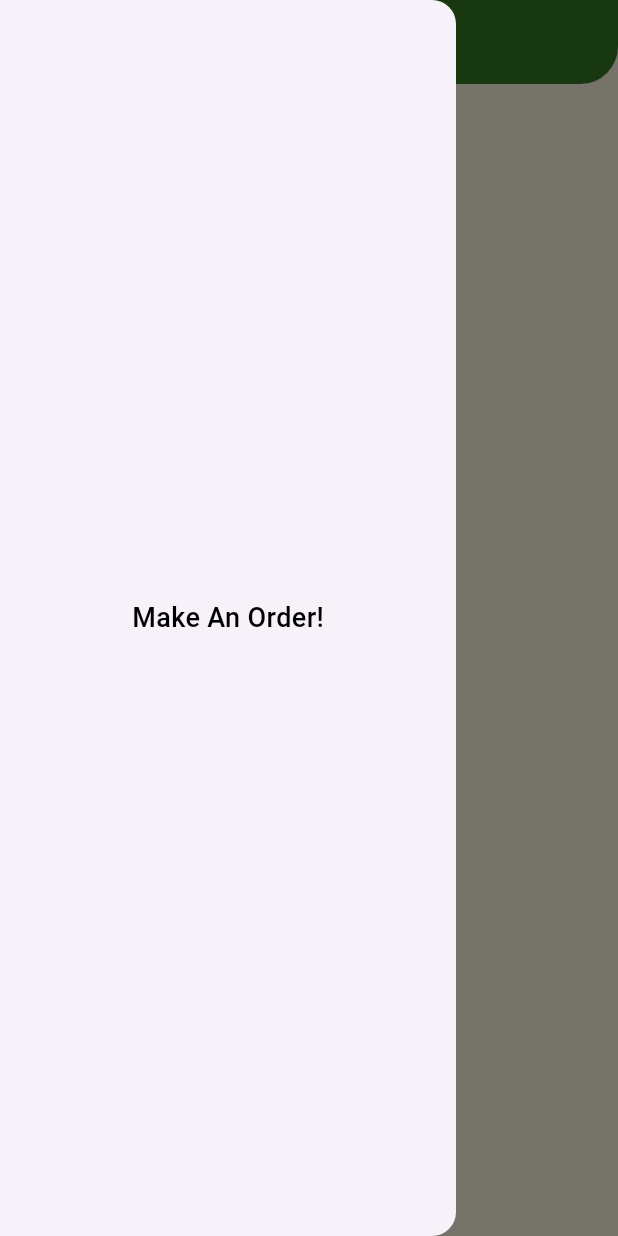
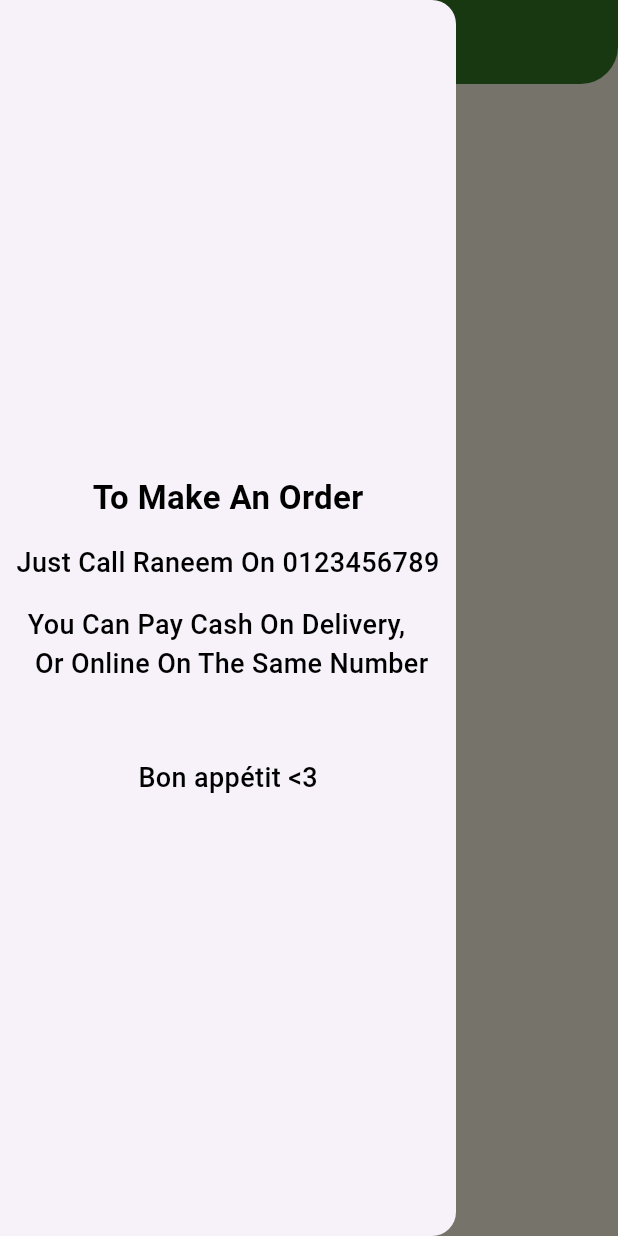
Before and after one commit to SherifShamel/food-court, a Flutter app: the HomeScreen screen opened directly, with the side drawer open, on a phone screen of 412 x 824 dp. Run offline on Flutter 3.47's test engine with Material 3 defaults, Android fonts, the phone set to English and light mode, and no system bars; our stand-ins replace carousel_slider, cloud_firestore, dartz, dots_indicator, firebase_core, flutter_bloc and 2 more; accounts and stored records are empty; Roboto replaces fonts that are missing (Gotham).

Commit message:
Added a customDrawer Widget added the drawer to home and favourites screens. modified mealWidget.

```diff
--- a/lib/main.dart
+++ b/lib/main.dart
@@ -2,7 +2,6 @@ import 'package:flutter/material.dart';
 
 import 'package:firebase_core/firebase_core.dart';
 import 'package:flutter_riverpod/flutter_riverpod.dart';
-import 'package:shared_preferences/shared_preferences.dart';
 import 'firebase_options.dart';
 
 import 'core/config/application_theme_manager/theme_manager.dart';
@@ -12,8 +11,8 @@ import 'core/config/routes/routes.dart';
 GlobalKey<NavigatorState> navigatorKey = GlobalKey<NavigatorState>();
 
 void main() async {
-  // make sure every async task is done.
-  WidgetsFlutterBinding.ensureInitialized();
+  WidgetsFlutterBinding
+      .ensureInitialized(); // make sure every async task is done.
   await Firebase.initializeApp(
     options: DefaultFirebaseOptions.currentPlatform,
   );
--- a/lib/presentation/features/favourites_feature/pages/favourites_screen.dart
+++ b/lib/presentation/features/favourites_feature/pages/favourites_screen.dart
@@ -1,6 +1,7 @@
 import 'package:flutter/material.dart';
 import 'package:flutter_riverpod/flutter_riverpod.dart';
 import 'package:food_court/core/providers/favourite_provider.dart';
+import 'package:food_court/presentation/features/home_feature/widgets/my_custom_drawer.dart';
 import 'package:food_court/presentation/features/meals_feature/widgets/meal_widget.dart';
 
 class FavouritesScreen extends ConsumerWidget {
@@ -10,6 +11,7 @@ class FavouritesScreen extends ConsumerWidget {
   Widget build(BuildContext context, ref) {
     final meals = ref.watch(favouriteProvider);
     return Scaffold(
+        drawer: const MyCustomDrawer(),
         appBar: AppBar(
           title: const Text("Favourites"),
         ),
--- a/lib/presentation/features/home_feature/pages/home_screen.dart
+++ b/lib/presentation/features/home_feature/pages/home_screen.dart
@@ -1,5 +1,6 @@
 import 'package:flutter/material.dart';
 import 'package:food_court/presentation/features/home_feature/widgets/home_body.dart';
+import 'package:food_court/presentation/features/home_feature/widgets/my_custom_drawer.dart';
 
 import '../view_model/cubit.dart';
 
@@ -26,16 +27,7 @@ class _HomeScreenState extends State<HomeScreen> {
         appBar: AppBar(
           title: const Text("Matba5 Rannem"),
         ),
-        drawer: Drawer(
-          child: InkWell(
-            onTap: () {
-              Navigator.pop(context);
-            },
-            child: const Center(
-              child: Text("Make An Order!"),
-            ),
-          ),
-        ),
+        drawer: const MyCustomDrawer(),
         body: const HomeBody()
         /*SingleChildScrollView(
         child: Padding(
--- /dev/null
+++ b/lib/presentation/features/home_feature/widgets/my_custom_drawer.dart
@@ -0,0 +1,41 @@
+import 'package:flutter/material.dart';
+
+class MyCustomDrawer extends StatelessWidget {
+  const MyCustomDrawer({
+    super.key,
+  });
+
+  @override
+  Widget build(BuildContext context) {
+    return Drawer(
+      child: InkWell(
+        onTap: () {},
+        child: const Column(
+          mainAxisAlignment: MainAxisAlignment.center,
+          children: [
+            SizedBox(height: 24),
+            Text(
+              "To Make An Order",
+              style: TextStyle(
+                fontSize: 22,
+                fontWeight: FontWeight.bold,
+              ),
+            ),
+            SizedBox(height: 15),
+            Text(
+              "Just Call Raneem On 0123456789",
+            ),
+            SizedBox(height: 15),
+            Text(
+              "You Can Pay Cash On Delivery,\n Or Online On The Same Number",
+            ),
+            SizedBox(height: 50),
+            Text(
+              "Bon appétit <3",
+            ),
+          ],
+        ),
+      ),
+    );
+  }
+}
```
Also changed, not shown: lib/presentation/features/item_screen/widgets/item_widget.dart (+32 -32 lines), lib/presentation/features/meals_feature/widgets/meal_widget.dart (+13 -4 lines).
